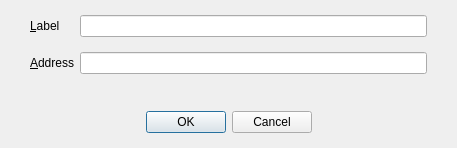
Qt form src/qt/forms/editaddressdialog.ui (FantasyGold/FantasyGold-Core) before a commit.
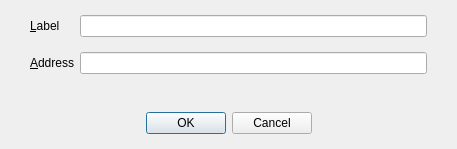
The same form after that commit. Custom widgets are drawn as their Qt base class.

Patch:
```diff
--- a/src/qt/forms/editaddressdialog.ui
+++ b/src/qt/forms/editaddressdialog.ui
@@ -7,7 +7,7 @@
     <x>0</x>
     <y>0</y>
     <width>457</width>
-    <height>148</height>
+    <height>149</height>
    </rect>
   </property>
   <property name="windowTitle">
```
